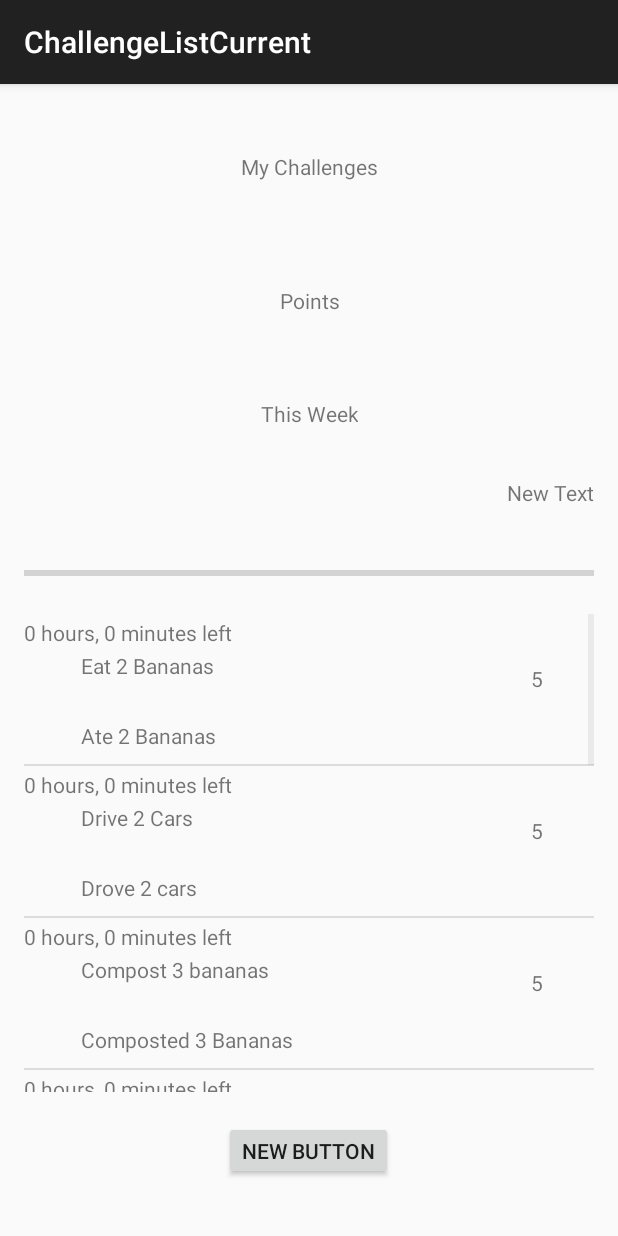
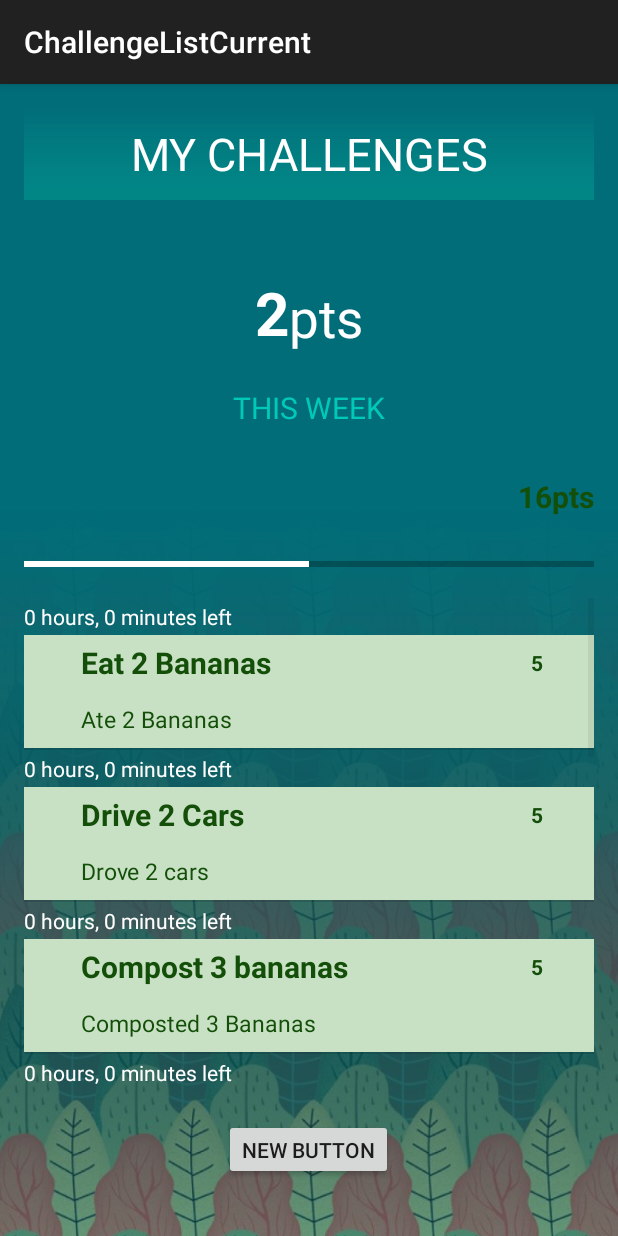
Before and after one commit to ahung93/EcoQuest, an Android app: the ChallengeListCurrent screen opened directly, with no data from a screen before it, on a phone screen of 412 x 824 dp. Run offline under Robolectric (Android 15) with nearby library versions, the phone set to English and light mode, and no system bars.

Commit message:
Fixed a lot of styling to make things look pretty.

```diff
--- a/app/src/main/res/layout/activity_challenge_list_current.xml
+++ b/app/src/main/res/layout/activity_challenge_list_current.xml
@@ -4,29 +4,50 @@
     android:paddingRight="@dimen/activity_horizontal_margin"
     android:paddingTop="@dimen/activity_vertical_margin"
     android:paddingBottom="@dimen/activity_vertical_margin"
-    tools:context="com.example.regular.ecoquest.ChallengeListCurrent">
-
-    <LinearLayout
-        android:orientation="vertical"
-        android:layout_width="fill_parent"
-        android:layout_height="fill_parent">
+    tools:context="com.example.regular.ecoquest.ChallengeListCurrent"
+    android:background="@drawable/home_bg"
+    android:orientation="vertical">
 
     <TextView
         android:layout_width="match_parent"
-            android:layout_height="wrap_content"
+        android:layout_height="0dp"
         android:text="My Challenges"
         android:id="@+id/textView2"
         android:gravity="center"
-            android:layout_weight="0.075" />
+        android:layout_weight="0.075"
+        android:textColor="#ffffff"
+        android:textAllCaps="true"
+        android:textSize="30sp"
+        android:background="@drawable/challenges_maintopheader"/>
+
+    <LinearLayout
+        android:orientation="horizontal"
+        android:layout_width="wrap_content"
+        android:layout_height="0dp"
+        android:layout_weight="0.125"
+        android:layout_gravity="center">
 
         <TextView
             android:layout_width="wrap_content"
-            android:layout_height="0dp"
-            android:text="Points"
-            android:id="@+id/textView6"
-            android:layout_gravity="center"
-            android:layout_weight="0.125"
-            android:gravity="center" />
+            android:layout_height="wrap_content"
+            android:text="2"
+            android:id="@+id/challenges_current_list_weekly_points"
+            android:layout_gravity="bottom|center_horizontal"
+            android:textSize="40sp"
+            android:textColor="#ffffff"
+            android:textStyle="bold"
+            android:gravity="bottom|center_horizontal" />
+
+        <TextView
+            android:layout_width="wrap_content"
+            android:layout_height="fill_parent"
+            android:text="pts"
+            android:id="@+id/challenges_current_list_points_prefix"
+            android:layout_gravity="bottom|center_horizontal"
+            android:textColor="#ffffff"
+            android:gravity="bottom|center_horizontal"
+            android:textSize="35dp" />
+    </LinearLayout>
 
     <LinearLayout
         android:orientation="vertical"
@@ -38,19 +59,25 @@
             android:layout_width="wrap_content"
             android:layout_height="0dp"
             android:text="This Week"
-                android:id="@+id/textView7"
+            android:id="@+id/challenges_current_list_this_week"
             android:layout_gravity="center"
             android:layout_weight="0.33"
-                android:gravity="center" />
+            android:gravity="center"
+            android:textAllCaps="true"
+            android:textSize="20sp"
+            android:textColor="#00c9ba"/>
 
         <TextView
             android:layout_width="wrap_content"
             android:layout_height="0dp"
-                android:text="New Text"
-                android:id="@+id/textView8"
+            android:text="16pts"
+            android:id="@+id/challenges_current_list_total_points"
             android:layout_gravity="center_vertical|right"
-                android:layout_weight="0.33"
-                android:gravity="center" />
+            android:layout_weight="0.20"
+            android:gravity="center"
+            android:textColor="#134f09"
+            android:textStyle="bold"
+            android:textSize="20sp" />
 
         <ProgressBar
             style="?android:attr/progressBarStyleHorizontal"
@@ -58,7 +85,11 @@
             android:layout_height="0dp"
             android:id="@+id/progressBar"
             android:layout_gravity="center_horizontal"
-                android:layout_weight="0.34" />
+            android:layout_weight="0.20"
+            android:progressBackgroundTint="#ff000000"
+            android:progressTint="#ffffffff"
+            android:progress="50"
+            android:visibility="visible" />
     </LinearLayout>
 
     <ListView
@@ -90,6 +121,4 @@
             android:layout_height="0dp"
             android:layout_weight="0.05"/>
     </LinearLayout>
-
 </LinearLayout>
-</LinearLayout>
--- a/app/src/main/res/layout/activity_first_challenge.xml
+++ b/app/src/main/res/layout/activity_first_challenge.xml
@@ -12,7 +12,7 @@
         android:layout_width="wrap_content"
         android:layout_height="wrap_content"
         android:text="+        Take Your First Challenge"
-        android:id="@+id/button2"
+        android:id="@+id/titlescreen_button_facebook"
         android:width="300dp"
         android:height="70dp"
         android:layout_alignParentBottom="true"
--- a/app/src/main/res/layout/activity_loaded_title_screen.xml
+++ b/app/src/main/res/layout/activity_loaded_title_screen.xml
@@ -34,7 +34,7 @@
     <ImageView
         android:layout_width="wrap_content"
         android:layout_height="wrap_content"
-        android:id="@+id/imageView"
+        android:id="@+id/ecochallenge_logo"
         android:layout_marginBottom="87dp"
         android:src="@drawable/eco_challenge_logo"
         android:contentDescription="logo"
--- a/app/src/main/res/layout/challenge_item.xml
+++ b/app/src/main/res/layout/challenge_item.xml
@@ -9,13 +9,15 @@
         android:text="23hrs left"
         android:id="@+id/challenge_item_remaining_time"
         android:layout_weight="0.25"
-        android:gravity="center_vertical" />
+        android:gravity="center_vertical"
+        android:textColor="#ffffff"/>
 
     <LinearLayout
         android:orientation="vertical"
         android:layout_width="fill_parent"
         android:layout_height="0dp"
-        android:layout_weight="0.75">
+        android:layout_weight="0.75"
+        android:background="#c8e0c3">
 
         <LinearLayout
             android:orientation="horizontal"
@@ -34,9 +36,12 @@
                 android:layout_height="fill_parent"
                 android:text="Take the Bus"
                 android:id="@+id/challenge_item_title"
-                android:gravity="left"
+                android:gravity="left|center_vertical"
                 android:layout_gravity="left|center_vertical"
-                android:layout_weight="0.7" />
+                android:layout_weight="0.7"
+                android:textColor="#134f09"
+                android:textStyle="bold"
+                android:textSize="20sp" />
 
             <TextView
                 android:layout_width="0dp"
@@ -45,7 +50,9 @@
                 android:id="@+id/challenge_item_points"
                 android:gravity="center"
                 android:layout_gravity="center_vertical|right"
-                android:layout_weight="0.2" />
+                android:layout_weight="0.2"
+                android:textColor="#134f09"
+                android:textStyle="bold" />
         </LinearLayout>
 
         <LinearLayout
@@ -65,7 +72,9 @@
                 android:text="Description"
                 android:id="@+id/challenge_item_description"
                 android:layout_weight="0.7"
-                android:gravity="center_vertical" />
+                android:gravity="center_vertical"
+                android:textColor="#134f09"
+                android:textSize="15sp" />
 
             <View
                 android:layout_width="0dp"
```
Also changed, not shown: app/src/main/res/layout/activity_challenge_in_progress.xml (+9 -9 lines), app/src/main/res/layout/activity_challenge_open.xml (+43 -29 lines), app/src/main/res/layout/activity_title_screen.xml (+71 -49 lines). Lines whose indentation alone changed are shown as unchanged.
